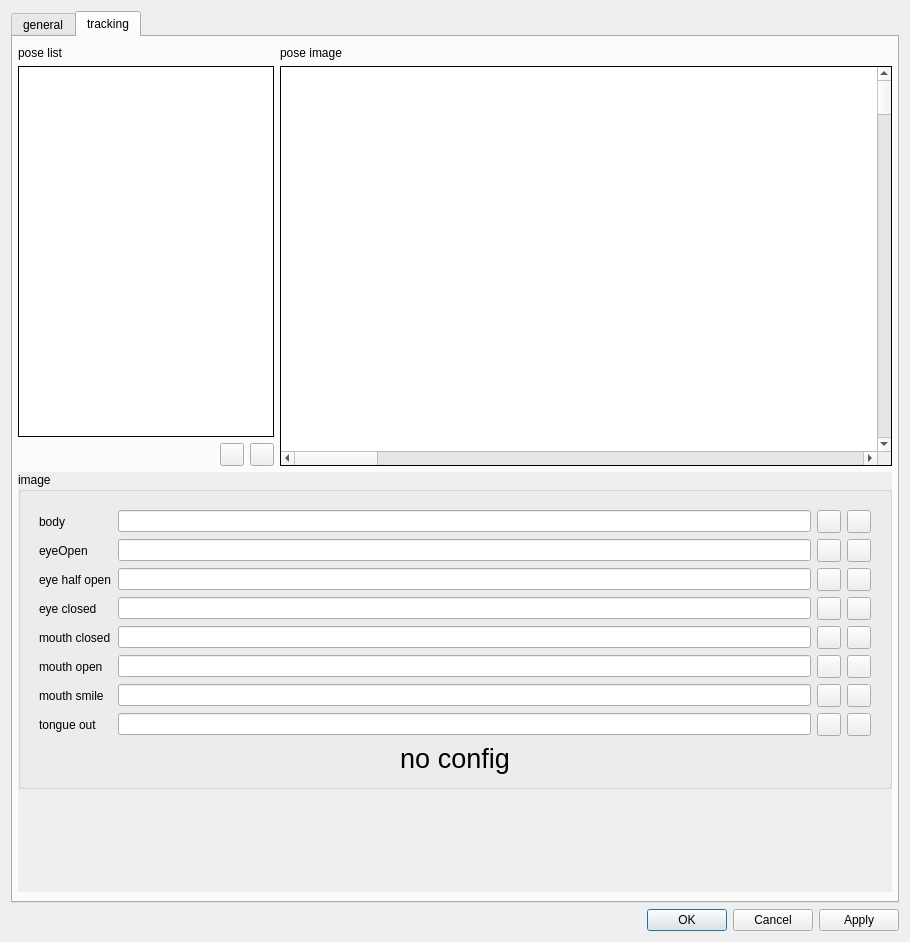
Above: src/ui/FaceTrackerDialog.ui from ashmanix/ashmanix-moveface-obs-plugin before the change. Below: the same form after it.
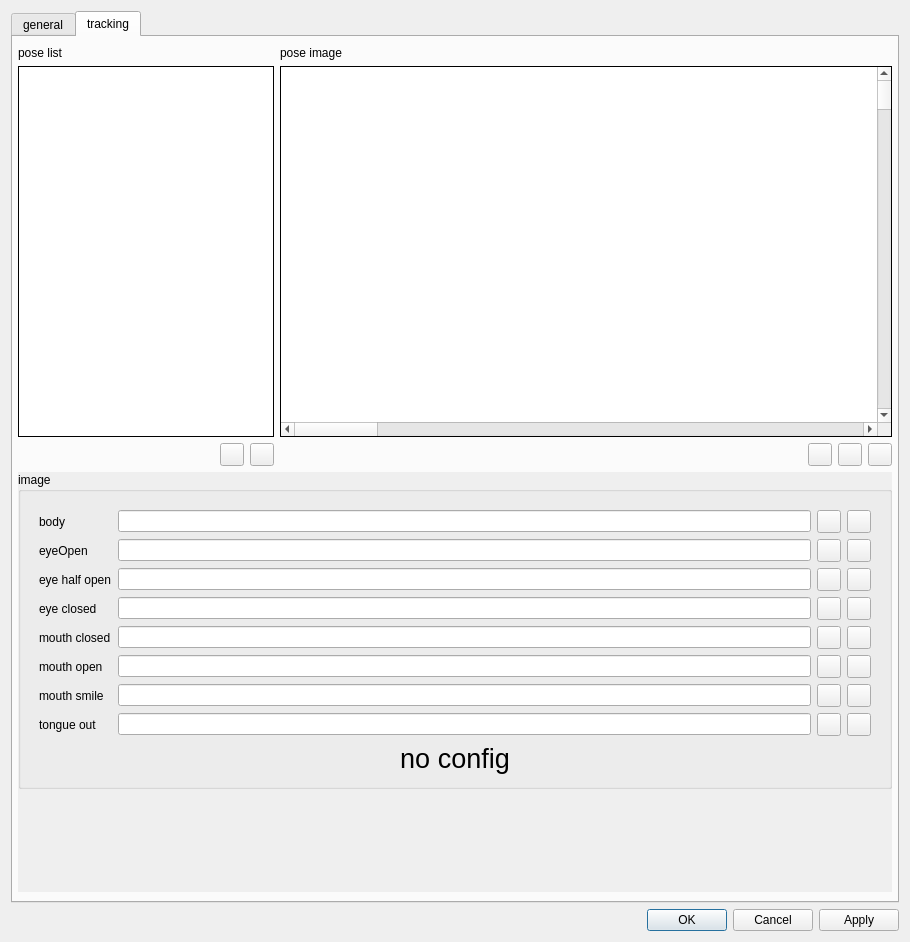
That is the form after the change. Custom widgets are drawn as their Qt base class.

Commit message: Added feature to move images up and down z index and to center view around images

```diff
--- a/src/ui/FaceTrackerDialog.ui
+++ b/src/ui/FaceTrackerDialog.ui
@@ -450,6 +450,47 @@
              </property>
             </widget>
            </item>
+           <item>
+            <layout class="QHBoxLayout" name="horizontalLayout_3">
+             <property name="topMargin">
+              <number>0</number>
+             </property>
+             <item>
+              <spacer name="horizontalSpacer">
+               <property name="orientation">
+                <enum>Qt::Horizontal</enum>
+               </property>
+               <property name="sizeHint" stdset="0">
+                <size>
+                 <width>40</width>
+                 <height>20</height>
+                </size>
+               </property>
+              </spacer>
+             </item>
+             <item>
+              <widget class="QToolButton" name="centerOnImagesToolButton">
+               <property name="text">
+                <string/>
+               </property>
+              </widget>
+             </item>
+             <item>
+              <widget class="QToolButton" name="moveImageUpLevelToolButton">
+               <property name="text">
+                <string/>
+               </property>
+              </widget>
+             </item>
+             <item>
+              <widget class="QToolButton" name="moveImageDownLevelToolButton">
+               <property name="text">
+                <string/>
+               </property>
+              </widget>
+             </item>
+            </layout>
+           </item>
           </layout>
          </item>
         </layout>
```
Left out of the diff: 11 changed lines with no effect on the pictures. The commit also changes 11 other files.
